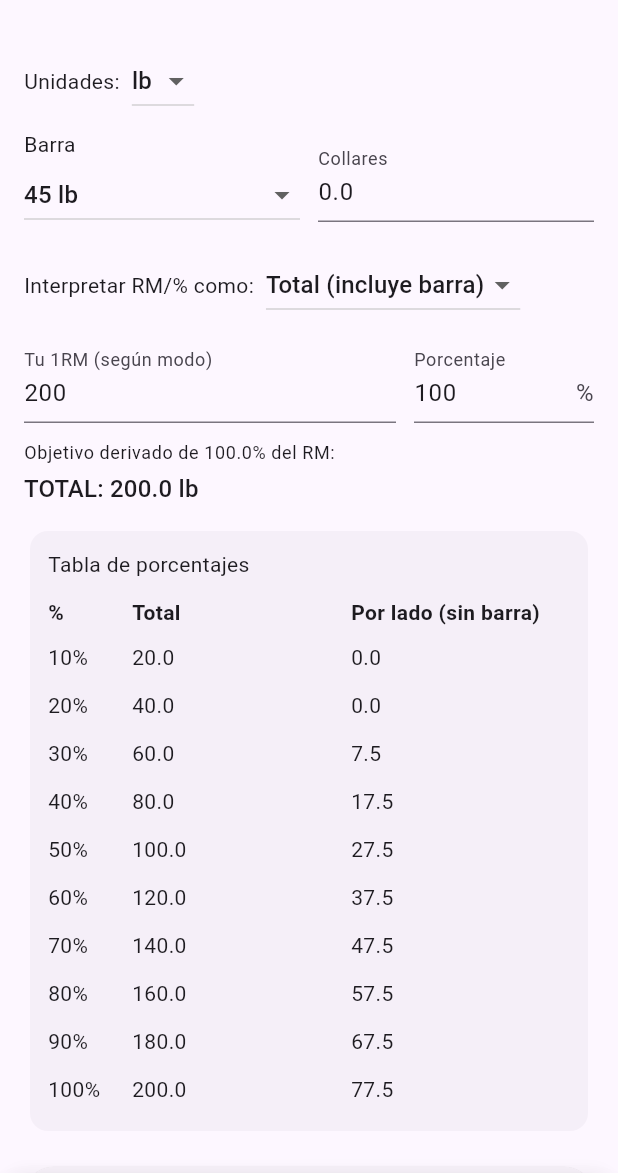
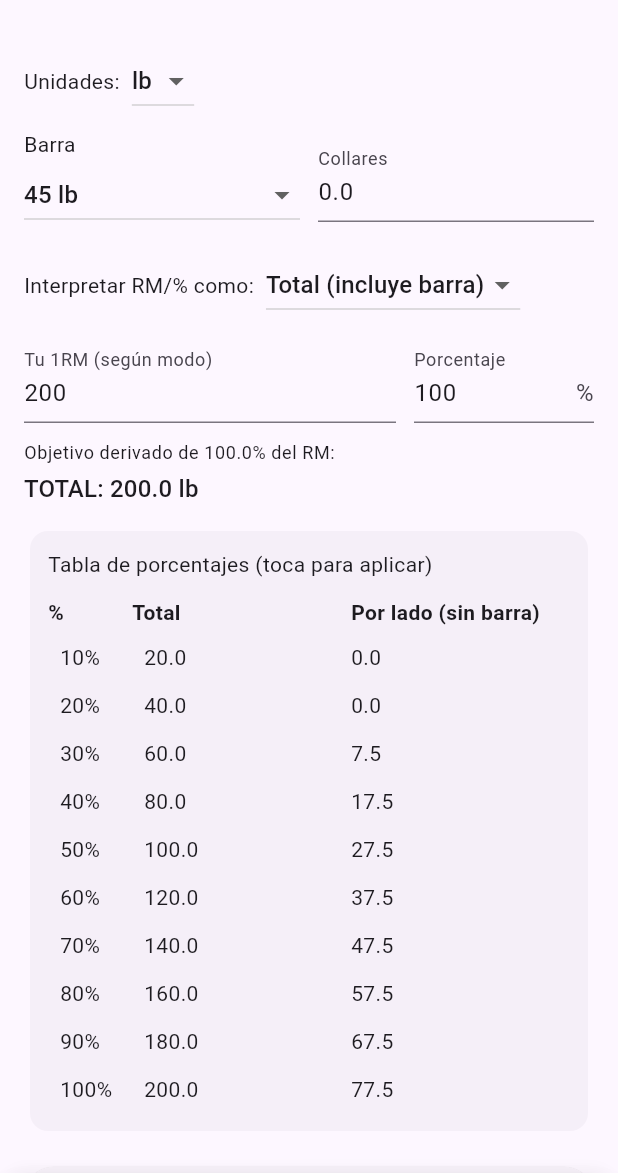
Before and after one commit to sebamuller-cyber/plate_calc, a Flutter app: the screen it shows after launch, on a phone screen of 412 x 824 dp, the part 63-1236 px from its top. Run offline on Flutter 3.47's test engine with Material 3 defaults, Android fonts, the light colour scheme and no system bars.

Commit message:
Primer commit - Proyecto Calculadora de Discos Flutter

```diff
--- a/lib/ui/screens/home_screen.dart
+++ b/lib/ui/screens/home_screen.dart
@@ -3,7 +3,6 @@ import '../../models/settings.dart';
 import '../../models/plate.dart';
 import '../../services/plate_calculator.dart';
 import '../widgets/barbell_visual.dart';
-import '../widgets/plate_colors.dart';
 
 enum TargetInputMode { totalInclBar, perSideWithoutBar }
 
@@ -17,38 +16,39 @@ class HomeScreen extends StatefulWidget {
 
 class _HomeScreenState extends State<HomeScreen> {
   late Settings settings;
-  final rmCtrl  = TextEditingController(text: '200');
+
+  final rmCtrl = TextEditingController(text: '200');
   final pctCtrl = TextEditingController(text: '100');
+
   TargetInputMode mode = TargetInputMode.totalInclBar;
 
   PlateResult? result;
   String? error;
-
-  // Overlay deslizante
   bool _showPanel = false;
 
   @override
   void initState() {
     super.initState();
     settings = widget.initial;
-    // No calculamos de inicio; esperamos al botón.
   }
 
-  // --- Unidades y barra ---
   List<double> _barOptions() => settings.units == 'lb' ? [45, 33] : [20, 15];
 
   double _mapBarBetweenUnits(double bar, String from, String to) {
     if (from == to) return bar;
-    if (from == 'lb' && to == 'kg') return (bar - 45).abs() <= (bar - 33).abs() ? 20 : 15;
-    if (from == 'kg' && to == 'lb') return (bar - 20).abs() <= (bar - 15).abs() ? 45 : 33;
+    if (from == 'lb' && to == 'kg') {
+      return (bar - 45).abs() <= (bar - 33).abs() ? 20 : 15;
+    }
+    if (from == 'kg' && to == 'lb') {
+      return (bar - 20).abs() <= (bar - 15).abs() ? 45 : 33;
+    }
     return (to == 'lb') ? 45 : 20;
   }
 
-  // --- Porcentajes ---
   double _parsePct(String raw) {
     final cleaned = raw.trim().replaceAll('%', '').replaceAll(',', '.');
     final v = double.tryParse(cleaned) ?? 0.0;
-    return (v / 100.0).clamp(0.0, 1.0);
+    return (v / 100.0).clamp(0.0, 1.2);
   }
 
   Map<String, double> _targetsForPct(double pct) {
@@ -69,17 +69,19 @@ class _HomeScreenState extends State<HomeScreen> {
 
   double _targetTotalFromPct(double pct) => _targetsForPct(pct)['total']!;
 
-  // --- Acción principal: calcular y mostrar panel ---
   void _onCalculate() {
+    FocusManager.instance.primaryFocus?.unfocus();
+
     setState(() {
       error = null;
       final pct = _parsePct(pctCtrl.text);
       if (pct <= 0) {
-        error = 'Ingresa un porcentaje válido (> 0)';
+        error = 'Ingresa un porcentaje válido (> 0).';
         result = null;
         _showPanel = false;
         return;
       }
+
       final targetTotal = _targetTotalFromPct(pct);
       final r = computePlates(
         target: targetTotal,
@@ -87,43 +89,70 @@ class _HomeScreenState extends State<HomeScreen> {
         collarsWeight: settings.collarsWeight,
         plates: settings.plates.map((p) => Plate(weight: p.weight, count: p.count)).toList(),
       );
+
       if (r == null) {
         error = 'El objetivo es menor que la barra o los datos no son válidos.';
         result = null;
         _showPanel = false;
         return;
       }
+
       result = r;
-      _showPanel = true; // abre la ventana deslizante
+      _showPanel = true;
     });
+  }
+
+  Widget _percentRow(double fraction) {
+    final t = _targetsForPct(fraction);
+    final percentLabel = '${(fraction * 100).round()}%';
+
+    return InkWell(
+      onTap: () {
+        pctCtrl.text = (fraction * 100).round().toString();
+        _onCalculate();
+      },
+      child: Padding(
+        padding: const EdgeInsets.symmetric(vertical: 6, horizontal: 8),
+        child: Row(
+          children: [
+            SizedBox(width: 56, child: Text(percentLabel)),
+            Expanded(child: Text(t['total']!.toStringAsFixed(1))),
+            Expanded(child: Text(t['perSide']!.toStringAsFixed(1))),
+          ],
+        ),
+      ),
+    );
   }
 
   @override
   Widget build(BuildContext context) {
     final theme = Theme.of(context);
+    final size = MediaQuery.of(context).size;
     final pct = _parsePct(pctCtrl.text);
     final targets = _targetsForPct(pct);
     final totalFromPct = targets['total']!;
     final perSideFromPct = targets['perSide']!;
     final tableRows = List<double>.generate(10, (i) => (i + 1) * 0.10);
+    final panelHeight = size.height * 0.65;
+    final bottomInset = MediaQuery.of(context).viewInsets.bottom;
 
-    final size = MediaQuery.of(context).size;
-    final panelHeight = size.height * 0.75;
-
-    return Scaffold(
-      appBar: AppBar(
-        title: const Text('Calculadora de Discos'),
-      ),
+    return WillPopScope(
+      onWillPop: () async {
+        if (_showPanel) {
+          setState(() => _showPanel = false);
+          return false;
+        }
+        return true;
+      },
+      child: Scaffold(
+        appBar: AppBar(title: const Text('Calculadora de Discos')),
         body: Stack(
           children: [
-          // CONTENIDO BASE (no muestra distribución hasta presionar Calcular)
             SingleChildScrollView(
               padding: const EdgeInsets.all(16),
               child: Column(
                 crossAxisAlignment: CrossAxisAlignment.start,
                 children: [
-
-                // Unidades
                   Row(
                     children: [
                       const Text('Unidades:'),
@@ -144,7 +173,6 @@ class _HomeScreenState extends State<HomeScreen> {
                   ),
                   const SizedBox(height: 8),
 
-                // Barra + Collares
                   Row(
                     children: [
                       Expanded(
@@ -185,7 +213,6 @@ class _HomeScreenState extends State<HomeScreen> {
                   ),
                   const SizedBox(height: 12),
 
-                // Modo
                   Row(
                     children: [
                       const Text('Interpretar RM/% como:'),
@@ -202,17 +229,13 @@ class _HomeScreenState extends State<HomeScreen> {
                   ),
                   const SizedBox(height: 12),
 
-                // RM y % (no disparan cálculo)
                   Row(
                     children: [
                       Expanded(
                         child: TextField(
                           controller: rmCtrl,
                           keyboardType: TextInputType.number,
-                        decoration: const InputDecoration(
-                          labelText: 'Tu 1RM (según modo)',
-                          hintText: 'Ej. 200',
-                        ),
+                          decoration: const InputDecoration(labelText: 'Tu 1RM (según modo)'),
                         ),
                       ),
                       const SizedBox(width: 12),
@@ -223,7 +246,6 @@ class _HomeScreenState extends State<HomeScreen> {
                           keyboardType: TextInputType.number,
                           decoration: const InputDecoration(
                             labelText: 'Porcentaje',
-                          hintText: 'Ej. 83',
                             suffixText: '%',
                           ),
                         ),
@@ -232,11 +254,10 @@ class _HomeScreenState extends State<HomeScreen> {
                   ),
                   const SizedBox(height: 12),
 
-                // Vista textual del derivado
                   Column(
                     crossAxisAlignment: CrossAxisAlignment.start,
                     children: [
-                    Text('Objetivo derivado de ${((pct)*100).toStringAsFixed(1)}% del RM:',
+                      Text('Objetivo derivado de ${(pct * 100).toStringAsFixed(1)}% del RM:',
                           style: theme.textTheme.bodySmall),
                       const SizedBox(height: 4),
                       Text(
@@ -249,7 +270,6 @@ class _HomeScreenState extends State<HomeScreen> {
                   ),
                   const SizedBox(height: 12),
 
-                // Tabla 10..100 (informativa; no calcula hasta que toques el botón)
                   Card(
                     elevation: 0,
                     color: theme.colorScheme.surfaceVariant.withOpacity(0.35),
@@ -258,7 +278,7 @@ class _HomeScreenState extends State<HomeScreen> {
                       child: Column(
                         crossAxisAlignment: CrossAxisAlignment.start,
                         children: [
-                        const Text('Tabla de porcentajes'),
+                          const Text('Tabla de porcentajes (toca para aplicar)'),
                           const SizedBox(height: 8),
                           Padding(
                             padding: const EdgeInsets.symmetric(vertical: 4),
@@ -270,22 +290,7 @@ class _HomeScreenState extends State<HomeScreen> {
                               ],
                             ),
                           ),
-                        Column(
-                          children: tableRows.map((f) {
-                            final label = '${(f * 100).round()}%';
-                            final t = _targetsForPct(f);
-                            return Padding(
-                              padding: const EdgeInsets.symmetric(vertical: 6),
-                              child: Row(
-                                children: [
-                                  SizedBox(width: 56, child: Text(label)),
-                                  Expanded(child: Text(t['total']!.toStringAsFixed(1))),
-                                  Expanded(child: Text(t['perSide']!.toStringAsFixed(1))),
-                                ],
-                              ),
-                            );
-                          }).toList(),
-                        ),
+                          Column(children: tableRows.map((f) => _percentRow(f)).toList()),
                         ],
                       ),
                     ),
@@ -304,66 +309,76 @@ class _HomeScreenState extends State<HomeScreen> {
                     const SizedBox(height: 12),
                     Text(error!, style: const TextStyle(color: Colors.red)),
                   ],
-                const SizedBox(height: 120), // espacio para que el panel pueda cubrir
+                  const SizedBox(height: 120),
                 ],
               ),
             ),
 
-          // OVERLAY DESLIZANTE (sube hasta arriba)
-          // OVERLAY: fondo oscuro cuando la ventana está abierta
+            // Overlay oscuro
             AnimatedOpacity(
-  duration: const Duration(milliseconds: 250),
-  opacity: _showPanel ? 0.5 : 0.0,
+              duration: const Duration(milliseconds: 200),
+              opacity: _showPanel ? 0.65 : 0.0,
               child: IgnorePointer(
                 ignoring: !_showPanel,
-    child: Container(
-      color: Colors.black.withOpacity(0.5),
+                child: GestureDetector(
+                  onTap: () => setState(() => _showPanel = false),
+                  child: Container(color: Colors.black),
                 ),
               ),
             ),
 
-// PANEL DESLIZANTE
+            // Panel deslizable
             AnimatedPositioned(
-  duration: const Duration(milliseconds: 350),
+              duration: const Duration(milliseconds: 300),
               curve: Curves.easeOutCubic,
               left: 0,
               right: 0,
               bottom: _showPanel ? 0 : -panelHeight,
-  height: panelHeight,
+              height: panelHeight + (bottomInset > 0 ? 12 : 0),
+              child: SafeArea(
+                top: false,
                 child: Material(
                   elevation: 12,
-    color: Theme.of(context).colorScheme.surface,
+                  color: theme.colorScheme.surface,
                   borderRadius: const BorderRadius.vertical(top: Radius.circular(20)),
                   child: result == null
                       ? const SizedBox.shrink()
-        : Padding(
-            padding: const EdgeInsets.all(16),
-            child: Column(
+                      : Column(
                           crossAxisAlignment: CrossAxisAlignment.start,
                           children: [
-                Row(
-                  mainAxisAlignment: MainAxisAlignment.spaceBetween,
+                            Padding(
+                              padding: const EdgeInsets.fromLTRB(16, 10, 8, 6),
+                              child: Row(
                                 children: [
                                   Container(
-                      width: 40, height: 4,
+                                    width: 40,
+                                    height: 4,
                                     decoration: BoxDecoration(
                                       color: Colors.grey.shade400,
                                       borderRadius: BorderRadius.circular(2),
                                     ),
                                   ),
+                                  const Spacer(),
                                   IconButton(
+                                    tooltip: 'Cerrar',
                                     onPressed: () => setState(() => _showPanel = false),
                                     icon: const Icon(Icons.close),
                                   ),
                                 ],
                               ),
-                const SizedBox(height: 8),
+                            ),
+                            Expanded(
+                              child: Padding(
+                                padding: const EdgeInsets.symmetric(horizontal: 16),
+                                child: Column(
+                                  crossAxisAlignment: CrossAxisAlignment.start,
+                                  children: [
                                     Text(
                                       result!.exact
                                           ? 'Alcanzado: ${result!.totalAchieved.toStringAsFixed(2)} ${settings.units} (exacto)'
                                           : 'Mejor aproximación: ${result!.totalAchieved.toStringAsFixed(2)} ${settings.units} '
                                               '(faltan ${result!.shortfall.toStringAsFixed(2)} ${settings.units})',
-                  style: Theme.of(context).textTheme.titleMedium,
+                                      style: theme.textTheme.titleMedium,
                                     ),
                                     const SizedBox(height: 12),
                                     Expanded(
@@ -376,17 +391,38 @@ AnimatedPositioned(
                                       ),
                                     ),
                                     const SizedBox(height: 12),
-                Text('Discos elegidos (totales):',
-                    style: Theme.of(context).textTheme.bodyMedium),
+                                    Text('Discos elegidos (totales):', style: theme.textTheme.bodyMedium),
                                     const SizedBox(height: 6),
-                PlateLegend(used: result!.used, units: settings.units),
+
+                                    // ✅ BLOQUE CORREGIDO
+                                    Wrap(
+                                      spacing: 10,
+                                      runSpacing: 10,
+                                      children: () {
+                                        final entries = result!.used.entries.toList()
+                                          ..sort((a, b) => b.key.compareTo(a.key));
+                                        return entries
+                                            .map((e) => Chip(
+                                                  label: Text(
+                                                    '${e.key.toString().replaceAll('.0', '')} ${settings.units} x${e.value}',
+                                                  ),
+                                                ))
+                                            .toList();
+                                      }(),
+                                    ),
+
+                                    const SizedBox(height: 10),
+                                  ],
+                                ),
+                              ),
+                            ),
                           ],
                         ),
                 ),
               ),
             ),
-
           ],
+        ),
       ),
     );
   }
```
Lines whose indentation alone changed are shown as unchanged.
